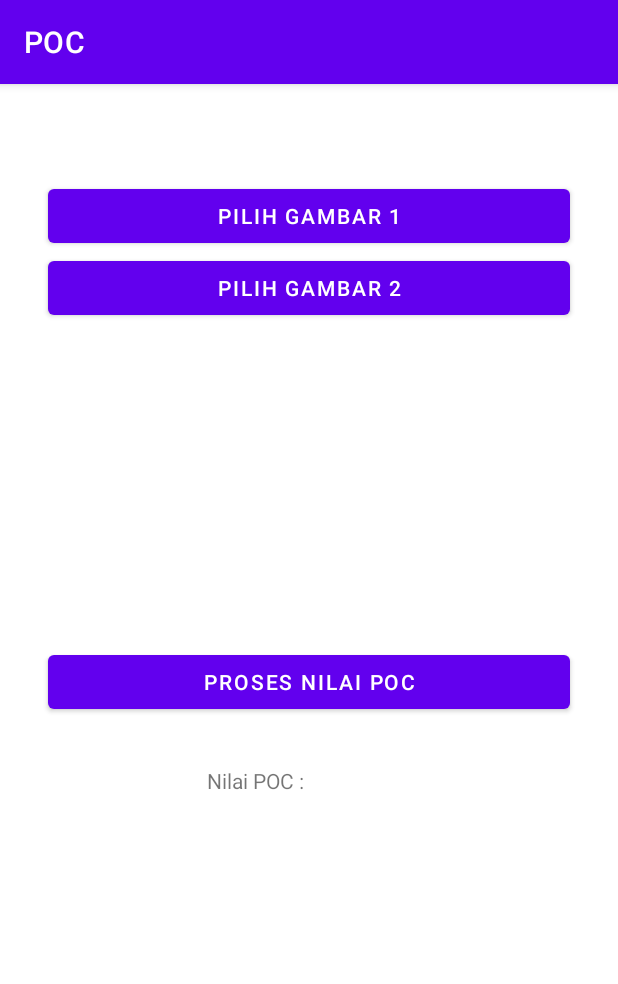
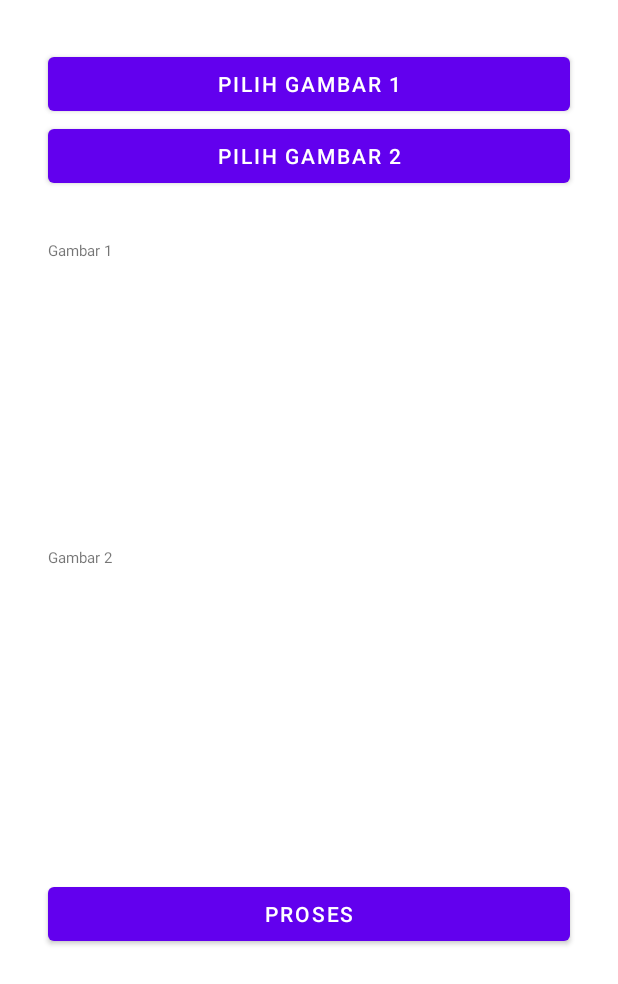
Before and after one commit to oktavianoandy/simple-poc-android, an Android app: the screen it shows after launch (MainActivity), on a phone screen of 412 x 824 dp. Shown: the top 984 px of the screen. Run offline under Robolectric (Android 15) with nearby library versions, the phone set to English and light mode, and no system bars; our stand-ins replace data binding; libraries missing offline, so code that uses them is left out: com.chaquo.python; 1 statement that could not run was skipped.

Commit message:
poc 100 pixel

```diff
--- a/app/build.gradle
+++ b/app/build.gradle
@@ -7,7 +7,7 @@ android {
     compileSdk 30
 
     defaultConfig {
-        applicationId "com.example.poc"
+        applicationId "com.example.poc.py"
         minSdk 24
         targetSdk 30
         versionCode 1
@@ -33,6 +33,7 @@ android {
             pip {
                 install "numpy"
                 install "opencv-python"
+                install "pillow"
             }
         }
 
--- a/app/src/main/AndroidManifest.xml
+++ b/app/src/main/AndroidManifest.xml
@@ -10,6 +10,9 @@
         android:supportsRtl="true"
         android:theme="@style/Theme.POC">
         <activity
+            android:name=".CobaActivity"
+            android:exported="false" />
+        <activity
             android:name=".MainActivity"
             android:exported="true">
             <intent-filter>
--- a/app/src/main/res/layout/activity_main.xml
+++ b/app/src/main/res/layout/activity_main.xml
@@ -17,7 +17,7 @@
             android:layout_width="0dp"
             android:layout_height="wrap_content"
             android:layout_marginStart="32dp"
-            android:layout_marginTop="64dp"
+            android:layout_marginTop="32dp"
             android:layout_marginEnd="32dp"
             android:text="Pilih gambar 1"
             app:layout_constraintEnd_toEndOf="parent"
@@ -42,55 +42,67 @@
             android:layout_marginStart="32dp"
             android:layout_marginTop="32dp"
             android:layout_marginEnd="32dp"
-            android:text="Proses Nilai POC"
+            android:text="Proses"
             app:layout_constraintEnd_toEndOf="parent"
             app:layout_constraintStart_toStartOf="parent"
-            app:layout_constraintTop_toBottomOf="@+id/img_selected" />
-
-        <androidx.constraintlayout.widget.Guideline
-            android:id="@+id/guideline2"
-            android:layout_width="wrap_content"
-            android:layout_height="wrap_content"
-            android:orientation="vertical"
-            app:layout_constraintEnd_toEndOf="parent"
-            app:layout_constraintGuide_percent="0.5"
-            app:layout_constraintStart_toStartOf="parent" />
-
-        <TextView
-            android:id="@+id/tv_nilai"
-            android:layout_width="wrap_content"
-            android:layout_height="wrap_content"
-            android:layout_marginTop="32dp"
-            android:text="Nilai POC : "
-            app:layout_constraintEnd_toStartOf="@+id/guideline2"
-            app:layout_constraintTop_toBottomOf="@+id/bt_proses_poc" />
+            app:layout_constraintTop_toBottomOf="@+id/img_selected2" />
 
         <TextView
             android:id="@+id/tv_nilai_poc"
             android:layout_width="wrap_content"
             android:layout_height="wrap_content"
+            android:layout_marginStart="32dp"
             android:layout_marginTop="32dp"
-            app:layout_constraintStart_toStartOf="@+id/guideline2"
+            android:layout_marginEnd="32dp"
+            app:layout_constraintEnd_toEndOf="parent"
+            app:layout_constraintStart_toStartOf="parent"
             app:layout_constraintTop_toBottomOf="@+id/bt_proses_poc" />
 
         <ImageView
-            android:id="@+id/img_selected"
-            android:layout_width="250px"
+            android:id="@+id/img_selected1"
+            android:layout_width="0dp"
             android:layout_height="250px"
-            android:layout_marginTop="16dp"
+            android:layout_marginStart="32dp"
+            android:layout_marginTop="8dp"
+            android:layout_marginEnd="32dp"
             app:layout_constraintEnd_toEndOf="parent"
             app:layout_constraintStart_toStartOf="parent"
-            app:layout_constraintTop_toBottomOf="@+id/bt_image_2"
+            app:layout_constraintTop_toBottomOf="@+id/tv_gambar1"
             tools:srcCompat="@tools:sample/avatars" />
 
         <TextView
-            android:id="@+id/tv_file_url"
+            android:id="@+id/tv_gambar1"
             android:layout_width="wrap_content"
             android:layout_height="wrap_content"
+            android:layout_marginStart="32dp"
             android:layout_marginTop="32dp"
+            android:text="Gambar 1"
+            android:textSize="10sp"
+            app:layout_constraintStart_toStartOf="parent"
+            app:layout_constraintTop_toBottomOf="@+id/bt_image_2" />
+
+        <ImageView
+            android:id="@+id/img_selected2"
+            android:layout_width="0dp"
+            android:layout_height="250px"
+            android:layout_marginStart="32dp"
+            android:layout_marginTop="8dp"
+            android:layout_marginEnd="32dp"
             app:layout_constraintEnd_toEndOf="parent"
             app:layout_constraintStart_toStartOf="parent"
-            app:layout_constraintTop_toBottomOf="@+id/tv_nilai" />
+            app:layout_constraintTop_toBottomOf="@+id/tv_gambar2"
+            tools:srcCompat="@tools:sample/avatars" />
+
+        <TextView
+            android:id="@+id/tv_gambar2"
+            android:layout_width="wrap_content"
+            android:layout_height="wrap_content"
+            android:layout_marginStart="32dp"
+            android:layout_marginTop="16dp"
+            android:text="Gambar 2"
+            android:textSize="10sp"
+            app:layout_constraintStart_toStartOf="parent"
+            app:layout_constraintTop_toBottomOf="@+id/img_selected1" />
 
     </androidx.constraintlayout.widget.ConstraintLayout>
 </layout>
--- a/app/src/main/res/values/themes.xml
+++ b/app/src/main/res/values/themes.xml
@@ -1,6 +1,6 @@
 <resources xmlns:tools="http://schemas.android.com/tools">
     <!-- Base application theme. -->
-    <style name="Theme.POC" parent="Theme.MaterialComponents.DayNight.DarkActionBar">
+    <style name="Theme.POC" parent="Theme.MaterialComponents.DayNight.NoActionBar">
         <!-- Primary brand color. -->
         <item name="colorPrimary">@color/purple_500</item>
         <item name="colorPrimaryVariant">@color/purple_700</item>
```
Also changed, not shown: app/src/main/java/com/example/poc/CobaActivity.java (added, +14 -0 lines), app/src/main/java/com/example/poc/MainActivity.java (+22 -11 lines), app/src/main/res/layout/activity_coba.xml (added, +9 -0 lines), 3 other files.
